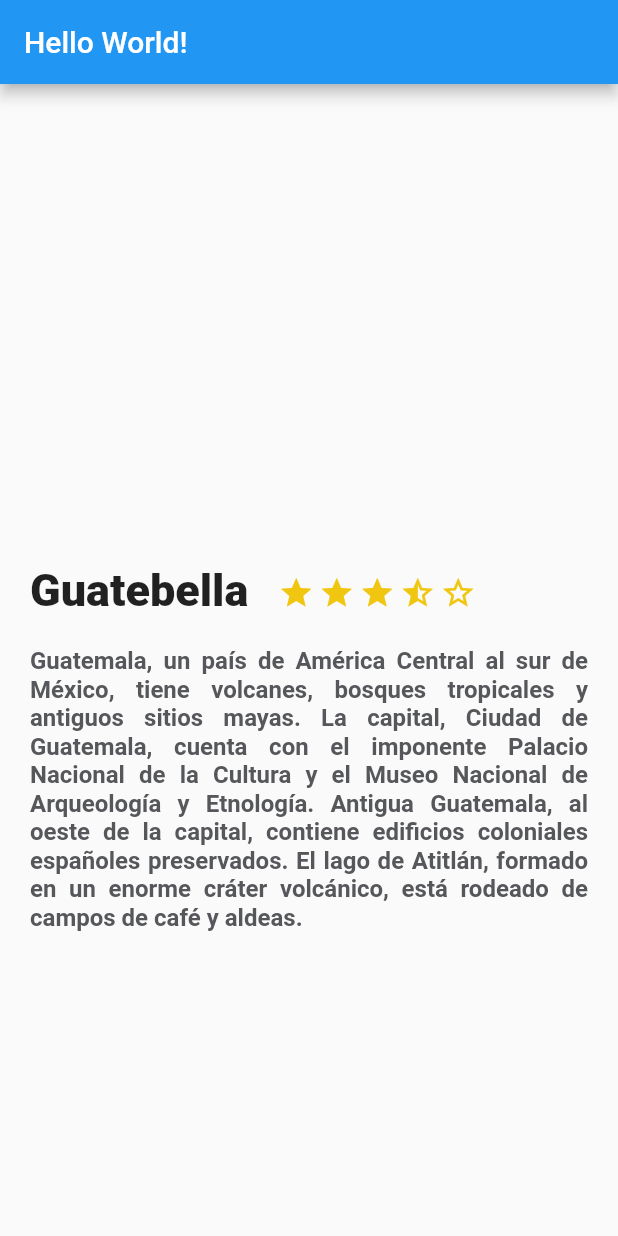
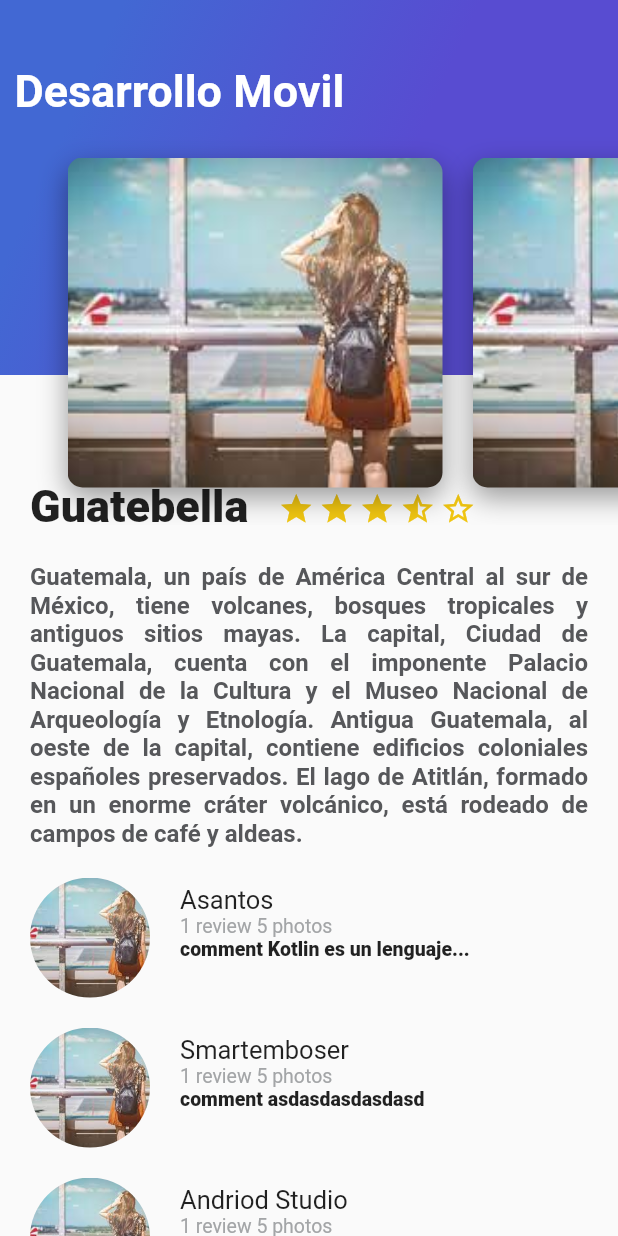
Before and after one commit to ArmandoS98/HelloWorldFlutter, a Flutter app: the screen it shows after launch, on a phone screen of 412 x 824 dp. Run offline on Flutter 3.47's test engine with Material 2 defaults, Android fonts, the phone set to English and light mode, and no system bars; Roboto replaces fonts that are missing (ShipporiAntique).

Commit message:
cambios para los compas

```diff
--- /dev/null
+++ b/lib/card_image.dart
@@ -0,0 +1,28 @@
+import 'package:flutter/material.dart';
+
+class CardImage extends StatelessWidget {
+  String pathImage = "assets/img/img1.jpg";
+
+  CardImage(this.pathImage, {Key? key}) : super(key: key);
+
+  @override
+  Widget build(BuildContext context) {
+    // TODO: implement build
+    final card = Container(
+      height: 350.0,
+      width: 250.0,
+      margin: const EdgeInsets.only(top: 80.0, left: 20.0),
+      decoration: BoxDecoration(
+          image:
+              DecorationImage(fit: BoxFit.cover, image: AssetImage(pathImage)),
+          borderRadius: const BorderRadius.all(Radius.circular(10.0)),
+          boxShadow: const <BoxShadow>[
+            BoxShadow(
+                color: Colors.black38,
+                blurRadius: 15.0,
+                offset: Offset(0.0, 7.0))
+          ]),
+    );
+    return card;
+  }
+}
--- /dev/null
+++ b/lib/card_image_list.dart
@@ -0,0 +1,21 @@
+import 'package:flutter/material.dart';
+import 'card_image.dart';
+
+class CardImageList extends StatelessWidget {
+  @override
+  Widget build(BuildContext context) {
+    // TODO: implement build
+    return SizedBox(
+      height: 350.0,
+      child: ListView(
+        padding: const EdgeInsets.all(25.0),
+        scrollDirection: Axis.horizontal,
+        children: <Widget>[
+          CardImage("assets/img/img1.jpg"),
+          CardImage("assets/img/img1.jpg"),
+          CardImage("assets/img/img1.jpg")
+        ],
+      ),
+    );
+  }
+}
--- /dev/null
+++ b/lib/gradient_back.dart
@@ -0,0 +1,28 @@
+import 'package:flutter/material.dart';
+
+class GradientBack extends StatelessWidget {
+  String title = "Popular";
+
+  GradientBack(this.title, {Key? key}) : super(key: key);
+
+  @override
+  Widget build(BuildContext context) {
+    // TODO: implement build
+    return Container(
+      height: 250.0,
+      decoration: const BoxDecoration(
+          gradient: LinearGradient(
+              colors: [Color(0xFF4268D3), Color(0xFF584CD1)],
+              begin: FractionalOffset(0.2, 0.0),
+              end: FractionalOffset(1.0, 0.6),
+              stops: [0.0, 0.6],
+              tileMode: TileMode.clamp)),
+      child: Text(
+        title,
+        style: const TextStyle(
+            color: Colors.white, fontSize: 30.0, fontWeight: FontWeight.bold),
+      ),
+      alignment: const Alignment(-0.9, -0.6),
+    );
+  }
+}
--- /dev/null
+++ b/lib/header_appbar.dart
@@ -0,0 +1,13 @@
+import 'package:flutter/material.dart';
+import 'gradient_back.dart';
+import 'card_image_list.dart';
+
+class HeaderAppbar extends StatelessWidget {
+  @override
+  Widget build(BuildContext context) {
+    // TODO: implement build
+    return Stack(
+      children: <Widget>[GradientBack("Desarrollo Movil"), CardImageList()],
+    );
+  }
+}
--- a/lib/main.dart
+++ b/lib/main.dart
@@ -1,5 +1,7 @@
 import 'package:clase11182021/example.dart';
 import 'package:flutter/material.dart';
+import 'header_appbar.dart';
+import 'review_list.dart';
 
 void main() {
   runApp(const MyApp());
@@ -50,7 +52,9 @@ class MyHomePage extends StatefulWidget {
 
 class _MyHomePageState extends State<MyHomePage> {
   String title = "Guatebella";
-  String desc = "Guatemala, un país de América Central al sur de México, tiene volcanes, bosques tropicales y antiguos sitios mayas. La capital, Ciudad de Guatemala, cuenta con el imponente Palacio Nacional de la Cultura y el Museo Nacional de Arqueología y Etnología. Antigua Guatemala, al oeste de la capital, contiene edificios coloniales españoles preservados. El lago de Atitlán, formado en un enorme cráter volcánico, está rodeado de campos de café y aldeas.";
+  String desc =
+      "Guatemala, un país de América Central al sur de México, tiene volcanes, bosques tropicales y antiguos sitios mayas. La capital, Ciudad de Guatemala, cuenta con el imponente Palacio Nacional de la Cultura y el Museo Nacional de Arqueología y Etnología. Antigua Guatemala, al oeste de la capital, contiene edificios coloniales españoles preservados. El lago de Atitlán, formado en un enorme cráter volcánico, está rodeado de campos de café y aldeas.";
+
   @override
   Widget build(BuildContext context) {
     // This method is rerun every time setState is called, for instance as done
@@ -60,11 +64,14 @@ class _MyHomePageState extends State<MyHomePage> {
     // fast, so that you can just rebuild anything that needs updating rather
     // than having to individually change instances of widgets.
     return Scaffold(
-        appBar: AppBar(
-          // Here we take the value from the MyHomePage object that was created by
-          // the App.build method, and use it to set our appbar title.
-          title: Text(widget.title),
+        body: Stack(
+      children: <Widget>[
+        ListView(
+          children: <Widget>[Example(title, 3, desc), ReviewList()],
         ),
-        body: Example(title, 3, desc));
+        HeaderAppbar()
+      ],
+    ));
+    // Example(title, 3, desc)
   }
 }
--- /dev/null
+++ b/lib/review.dart
@@ -0,0 +1,62 @@
+import 'package:flutter/material.dart';
+
+class Review extends StatelessWidget {
+  String pathImage = "assets/img/img1.jpg";
+  String name = "Armando Santos";
+  String details = "1 review 1 photos";
+  String comment =
+      "Kotlin es un lenguaje de programación de tipado estático que corre sobre la máquina virtual de Java y que también puede ser compilado a código fuente de JavaScript. Es desarrollado principalmente por JetBrains en sus oficinas de San Petersburgo.";
+
+  Review(this.pathImage, this.name, this.details, this.comment);
+
+  @override
+  Widget build(BuildContext context) {
+    // TODO: implement build
+
+    final userComment = Container(
+      margin: const EdgeInsets.only(left: 20.0),
+      child: Text(
+        comment,
+        textAlign: TextAlign.left,
+        style: const TextStyle(fontSize: 13.0, fontWeight: FontWeight.w900),
+      ),
+    );
+
+    final userInfo = Container(
+      margin: const EdgeInsets.only(left: 20.0),
+      child: Text(
+        details,
+        textAlign: TextAlign.left,
+        style: const TextStyle(fontSize: 13.0, color: Color(0XFFa3a5a7)),
+      ),
+    );
+
+    final userName = Container(
+      margin: const EdgeInsets.only(left: 20.0),
+      child: Text(
+        name,
+        textAlign: TextAlign.left,
+        style: const TextStyle(fontSize: 17.0),
+      ),
+    );
+
+    final userDetails = Column(
+      crossAxisAlignment: CrossAxisAlignment.start,
+      children: <Widget>[userName, userInfo, userComment],
+    );
+
+    final photo = Container(
+      margin: const EdgeInsets.only(top: 20.0, left: 20.0),
+      width: 80.0,
+      height: 80.0,
+      decoration: BoxDecoration(
+          shape: BoxShape.circle,
+          image:
+              DecorationImage(fit: BoxFit.cover, image: AssetImage(pathImage))),
+    );
+
+    return Row(
+      children: <Widget>[photo, userDetails],
+    );
+  }
+}
--- /dev/null
+++ b/lib/review_list.dart
@@ -0,0 +1,24 @@
+import 'package:flutter/cupertino.dart';
+import 'review.dart';
+
+class ReviewList extends StatelessWidget {
+  @override
+  Widget build(BuildContext context) {
+    // TODO: implement build
+    return Column(
+      crossAxisAlignment: CrossAxisAlignment.start,
+      children: <Widget>[
+        Review("assets/img/img1.jpg", "Asantos", "1 review 5 photos",
+            "comment Kotlin es un lenguaje..."),
+        Review("assets/img/img1.jpg", "Smartemboser", "1 review 5 photos",
+            "comment asdasdasdasdasd"),
+        Review("assets/img/img1.jpg", "Andriod Studio", "1 review 5 photos",
+            "comment asdasdasdasdasd"),
+        Review("assets/img/img1.jpg", "Kotlin", "1 review 5 photos",
+            "comment asdasdasdasdasd"),
+        Review("assets/img/img1.jpg", "Android", "1 review 5 photos",
+            "comment asdasdasdasdasd")
+      ],
+    );
+  }
+}
--- a/pubspec.yaml
+++ b/pubspec.yaml
@@ -87,6 +87,8 @@ flutter:
   #
   # For details regarding fonts from package dependencies,
   # see https://flutter.dev/custom-fonts/#from-packages
+  assets:
+    - assets/img/img1.jpg
 
   fonts:
     - family: ShipporiAntique
```
Also changed, not shown: assets/img/img1.jpg (added).
